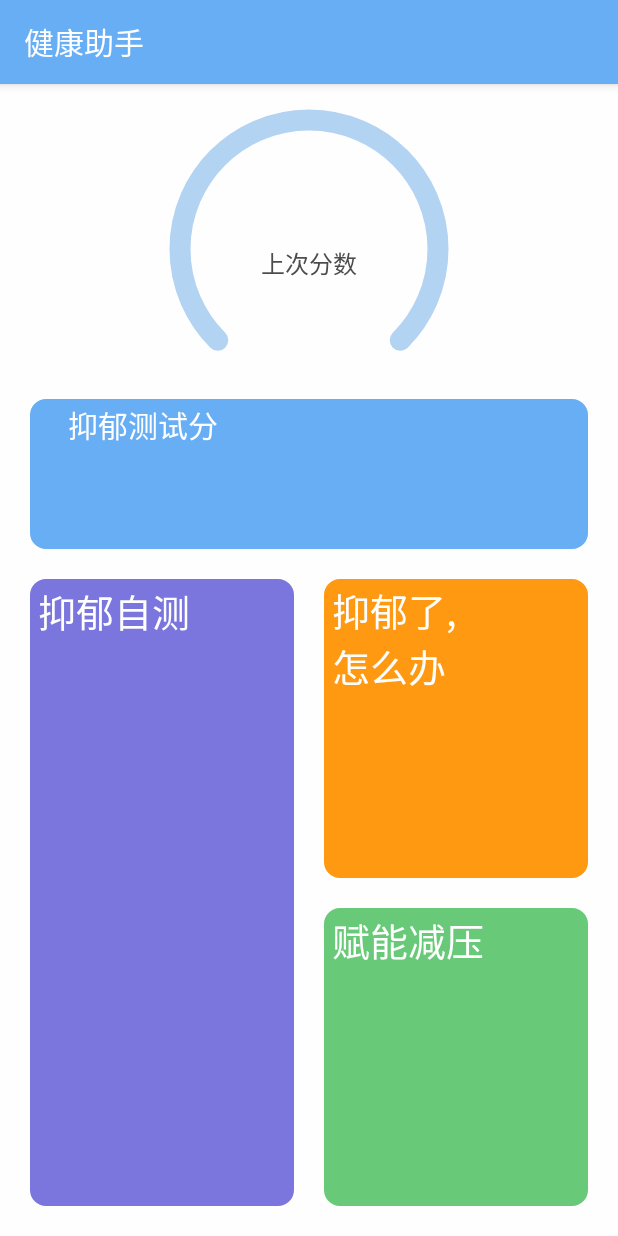
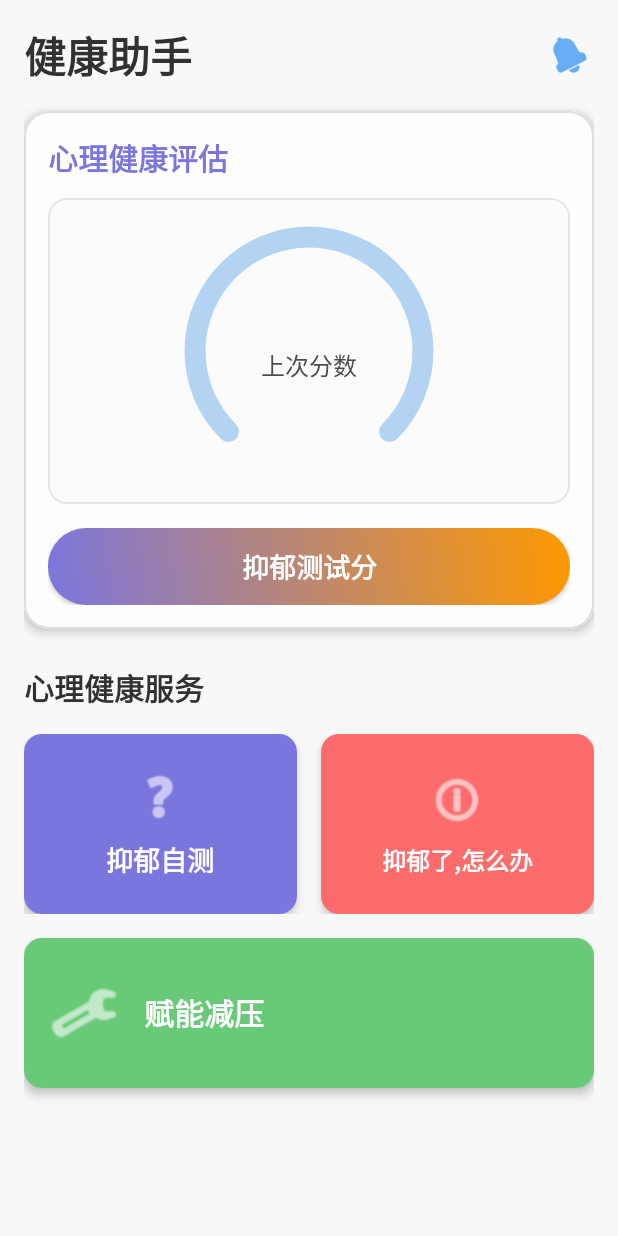
Before and after one commit to ShawElA/HealthyHelper, an Android app: the fragment HomeFragment shown on its own in the app's theme, on a phone screen of 412 x 824 dp. Run offline under Robolectric (Android 15) with nearby library versions, the light colour scheme and no system bars; our stand-ins replace ButterKnife, EventBus.

Commit message:
优化首页UI

```diff
--- /dev/null
+++ b/app/src/main/res/drawable/bg_btn_gradient.xml
@@ -0,0 +1,9 @@
+<?xml version="1.0" encoding="utf-8"?>
+<shape xmlns:android="http://schemas.android.com/apk/res/android"
+    android:shape="rectangle">
+    <gradient
+        android:startColor="@color/ThemePurple"
+        android:endColor="@color/middleOrange"
+        android:angle="45"/>
+    <corners android:radius="25dp" />
+</shape>
--- /dev/null
+++ b/app/src/main/res/drawable/bg_btn_ripple.xml
@@ -0,0 +1,10 @@
+<?xml version="1.0" encoding="utf-8"?>
+<ripple xmlns:android="http://schemas.android.com/apk/res/android"
+    android:color="@color/colorLight">
+    <item android:id="@android:id/mask">
+        <shape android:shape="rectangle">
+            <corners android:radius="12dp" />
+            <solid android:color="@color/colorLight" />
+        </shape>
+    </item>
+</ripple>
--- /dev/null
+++ b/app/src/main/res/drawable/bg_card_border.xml
@@ -0,0 +1,9 @@
+<?xml version="1.0" encoding="utf-8"?>
+<shape xmlns:android="http://schemas.android.com/apk/res/android"
+    android:shape="rectangle">
+    <solid android:color="@color/colorLight" />
+    <corners android:radius="16dp" />
+    <stroke
+        android:width="1dp"
+        android:color="@color/gray3" />
+</shape>
--- /dev/null
+++ b/app/src/main/res/drawable/bg_gradient_card.xml
@@ -0,0 +1,9 @@
+<?xml version="1.0" encoding="utf-8"?>
+<shape xmlns:android="http://schemas.android.com/apk/res/android"
+    android:shape="rectangle">
+    <gradient
+        android:startColor="@color/colorTheme"
+        android:endColor="@color/colorThemePale"
+        android:angle="135"/>
+    <corners android:radius="16dp" />
+</shape>
--- /dev/null
+++ b/app/src/main/res/drawable/bg_panel_rounded.xml
@@ -0,0 +1,9 @@
+<?xml version="1.0" encoding="utf-8"?>
+<shape xmlns:android="http://schemas.android.com/apk/res/android"
+    android:shape="rectangle">
+    <solid android:color="@color/colorBackPale" />
+    <corners android:radius="12dp" />
+    <stroke
+        android:width="1dp"
+        android:color="@color/colorBotLine" />
+</shape>
--- a/app/src/main/res/layout/fragment_home.xml
+++ b/app/src/main/res/layout/fragment_home.xml
@@ -1,103 +1,220 @@
 <?xml version="1.0" encoding="utf-8"?>
-<LinearLayout
+<androidx.core.widget.NestedScrollView
     xmlns:android="http://schemas.android.com/apk/res/android"
     xmlns:app="http://schemas.android.com/apk/res-auto"
-    android:background="@color/colorLight"
+    android:layout_width="match_parent"
+    android:layout_height="match_parent"
+    android:background="@color/colorBack"
+    android:fillViewport="true"
+    android:fadingEdgeLength="24dp"
+    android:requiresFadingEdge="vertical">
+
+    <LinearLayout
+        android:layout_width="match_parent"
+        android:layout_height="match_parent"
         android:orientation="vertical"
+        android:padding="16dp">
+
+        <!-- Header Section -->
+        <LinearLayout
             android:layout_width="match_parent"
-    android:layout_height="match_parent">
+            android:layout_height="wrap_content"
+            android:orientation="horizontal"
+            android:gravity="center_vertical"
+            android:layout_marginBottom="16dp">
+
+            <TextView
+                android:layout_width="0dp"
+                android:layout_height="wrap_content"
+                android:layout_weight="1"
+                android:text="健康助手"
+                android:textColor="@color/colorDarkText"
+                android:textSize="28sp"
+                android:textStyle="bold"/>
+
+            <ImageView
+                android:id="@+id/iv_notification"
+                android:layout_width="32dp"
+                android:layout_height="32dp"
+                android:src="@android:drawable/ic_popup_reminder"
+                app:tint="@color/colorTheme"
+                android:background="?attr/selectableItemBackgroundBorderless"
+                android:padding="4dp"/>
+        </LinearLayout>
+
+        <!-- Health Score Card -->
+        <androidx.cardview.widget.CardView
+            android:layout_width="match_parent"
+            android:layout_height="wrap_content"
+            android:layout_marginBottom="24dp"
+            app:cardCornerRadius="16dp"
+            app:cardElevation="4dp">
+
             <LinearLayout
-        android:layout_marginTop="10dp"
-        android:id="@+id/sportStepPanel"
+                android:layout_width="match_parent"
+                android:layout_height="wrap_content"
                 android:orientation="vertical"
-        android:layout_width="match_parent"
-        android:layout_height="wrap_content">
+                android:background="@drawable/bg_card_border"
+                android:padding="16dp">
+
+                <TextView
+                    android:layout_width="wrap_content"
+                    android:layout_height="wrap_content"
+                    android:text="心理健康评估"
+                    android:textColor="@color/ThemePurple"
+                    android:textSize="20sp"
+                    android:textStyle="bold"
+                    android:layout_marginBottom="12dp"/>
+
                 <RelativeLayout
                     android:layout_width="match_parent"
-            android:layout_height="wrap_content">
+                    android:layout_height="wrap_content"
+                    android:background="@drawable/bg_panel_rounded"
+                    android:padding="12dp"
+                    android:layout_marginBottom="16dp">
 
                     <com.example.healthyolder.view.SportStepView
                         android:id="@+id/sportStepCount"
-                android:layout_centerHorizontal="true"
-                android:layout_width="200dp"
-                android:layout_height="200dp" />
+                        android:layout_width="180dp"
+                        android:layout_height="180dp"
+                        android:layout_centerHorizontal="true" />
                 </RelativeLayout>
+
                 <TextView
                     android:id="@+id/sportStepCountInfo"
-            android:layout_gravity="center"
-            android:paddingTop="2dp"
-            android:paddingBottom="2dp"
-            android:paddingLeft="25dp"
-            android:paddingRight="25dp"
+                    android:layout_width="match_parent"
+                    android:layout_height="wrap_content"
+                    android:background="@drawable/bg_btn_gradient"
+                    android:foreground="@drawable/bg_btn_ripple"
+                    android:gravity="center"
+                    android:padding="12dp"
                     android:text="抑郁测试分"
+                    android:textColor="@color/colorLight"
+                    android:textSize="18sp"
+                    android:textStyle="bold"
+                    android:elevation="2dp"/>
+            </LinearLayout>
+        </androidx.cardview.widget.CardView>
+
+        <!-- Services Section Header -->
+        <TextView
+            android:layout_width="match_parent"
+            android:layout_height="wrap_content"
+            android:text="心理健康服务"
+            android:textColor="@color/colorDarkText"
             android:textSize="20sp"
+            android:textStyle="bold"
+            android:layout_marginBottom="16dp"/>
+
+        <!-- Services Grid -->
+        <LinearLayout
+            android:layout_width="match_parent"
+            android:layout_height="wrap_content"
+            android:orientation="horizontal">
+
+            <androidx.cardview.widget.CardView
+                android:layout_width="0dp"
+                android:layout_height="120dp"
+                android:layout_weight="1"
+                android:layout_marginEnd="8dp"
+                app:cardCornerRadius="12dp"
+                app:cardElevation="4dp">
+
+                <LinearLayout
+                    android:id="@+id/tv_test"
+                    android:layout_width="match_parent"
+                    android:layout_height="match_parent"
+                    android:orientation="vertical"
+                    android:gravity="center"
+                    android:background="@color/ThemePurple"
+                    android:foreground="?attr/selectableItemBackground"
+                    android:padding="12dp">
+
+                    <ImageView
+                        android:layout_width="40dp"
+                        android:layout_height="40dp"
+                        android:src="@android:drawable/ic_menu_help"
+                        app:tint="@color/colorLight"/>
+
+                    <TextView
+                        android:layout_width="wrap_content"
+                        android:layout_height="wrap_content"
+                        android:layout_marginTop="8dp"
+                        android:text="抑郁自测"
                         android:textColor="@color/colorLight"
-            android:background="@drawable/bg_btn_theme_circle"
+                        android:textSize="18sp"
+                        android:textStyle="bold"/>
+                </LinearLayout>
+            </androidx.cardview.widget.CardView>
+
+            <androidx.cardview.widget.CardView
+                android:layout_width="0dp"
+                android:layout_height="120dp"
+                android:layout_weight="1"
+                android:layout_marginStart="8dp"
+                app:cardCornerRadius="12dp"
+                app:cardElevation="4dp">
+
+                <LinearLayout
+                    android:id="@+id/tv_test1"
                     android:layout_width="match_parent"
-            android:layout_marginLeft="20dp"
-            android:layout_marginRight="20dp"
-            android:layout_height="100dp" />
+                    android:layout_height="match_parent"
+                    android:orientation="vertical"
+                    android:gravity="center"
+                    android:background="@color/pink"
+                    android:foreground="?attr/selectableItemBackground"
+                    android:padding="12dp">
+
+                    <ImageView
+                        android:layout_width="40dp"
+                        android:layout_height="40dp"
+                        android:src="@android:drawable/ic_menu_info_details"
+                        app:tint="@color/colorLight"/>
+
+                    <TextView
+                        android:layout_width="wrap_content"
+                        android:layout_height="wrap_content"
+                        android:layout_marginTop="8dp"
+                        android:text="抑郁了,怎么办"
+                        android:textColor="@color/colorLight"
+                        android:textSize="16sp"
+                        android:textStyle="bold"/>
+                </LinearLayout>
+            </androidx.cardview.widget.CardView>
         </LinearLayout>
 
+        <androidx.cardview.widget.CardView
+            android:layout_width="match_parent"
+            android:layout_height="wrap_content"
+            android:layout_marginTop="16dp"
+            app:cardCornerRadius="12dp"
+            app:cardElevation="4dp">
+
             <LinearLayout
+                android:id="@+id/tv_test2"
+                android:layout_width="match_parent"
+                android:layout_height="100dp"
                 android:orientation="horizontal"
-        android:layout_width="match_parent"
-        android:layout_height="match_parent"
-        android:layout_margin="20dp">
+                android:gravity="center_vertical"
+                android:background="@color/ThemeGreen"
+                android:foreground="?attr/selectableItemBackground"
+                android:padding="16dp">
+
+                <ImageView
+                    android:layout_width="48dp"
+                    android:layout_height="48dp"
+                    android:src="@android:drawable/ic_menu_manage"
+                    app:tint="@color/colorLight"/>
 
                 <TextView
-            android:layout_weight="1"
-            android:id="@+id/tv_test"
-            android:layout_gravity="center_horizontal"
-            android:paddingTop="2dp"
-            android:paddingBottom="2dp"
-            android:paddingLeft="5dp"
-            android:paddingRight="25dp"
-            android:text="抑郁自测"
-            android:textSize="25sp"
-            android:textColor="@color/colorLight"
-            android:background="@drawable/bg_btn_purple_circle"
-            android:layout_width="match_parent"
-            android:layout_marginRight="10dp"
-            android:layout_height="match_parent" />
-
-        <LinearLayout
-            android:layout_marginLeft="10dp"
-            android:orientation="vertical"
-            android:layout_weight="1"
-            android:layout_width="match_parent"
-            android:layout_height="match_parent">
-
-            <TextView
-                android:layout_weight="1"
-                android:id="@+id/tv_test1"
-                android:layout_gravity="center_horizontal"
-                android:paddingTop="2dp"
-                android:paddingBottom="2dp"
-                android:paddingLeft="5dp"
-                android:paddingRight="25dp"
-                android:text="抑郁了,\n怎么办"
-                android:textSize="25sp"
-                android:textColor="@color/colorLight"
-                android:background="@drawable/bg_btn_pink_circle"
-                android:layout_width="match_parent"
-                android:layout_marginBottom="20dp"
-                android:layout_height="200dp" />
-
-            <TextView
-                android:id="@+id/tv_test2"
-                android:layout_width="match_parent"
-                android:layout_height="200dp"
-                android:layout_gravity="center_horizontal"
-                android:layout_weight="1"
-                android:background="@drawable/bg_btn_green_circle"
-                android:paddingLeft="5dp"
-                android:paddingTop="2dp"
-                android:paddingRight="25dp"
-                android:paddingBottom="2dp"
+                    android:layout_width="wrap_content"
+                    android:layout_height="wrap_content"
+                    android:layout_marginStart="16dp"
                     android:text="赋能减压"
                     android:textColor="@color/colorLight"
-                android:textSize="25sp" />
+                    android:textSize="20sp"
+                    android:textStyle="bold"/>
             </LinearLayout>
+        </androidx.cardview.widget.CardView>
     </LinearLayout>
-</LinearLayout>
+</androidx.core.widget.NestedScrollView>
--- a/app/src/main/res/values/styles.xml
+++ b/app/src/main/res/values/styles.xml
@@ -1,12 +1,23 @@
 <resources>
 
     <!-- Base application theme. -->
-    <style name="AppTheme" parent="Theme.AppCompat.Light.DarkActionBar">
+    <style name="AppTheme" parent="Theme.MaterialComponents.Light.NoActionBar">
         <!-- Customize your theme here. -->
         <item name="colorPrimary">@color/colorPrimary</item>
         <item name="colorPrimaryDark">@color/colorPrimaryDark</item>
         <item name="colorAccent">@color/colorAccent</item>
+        <item name="android:statusBarColor">@color/colorPrimaryDark</item>
+        <item name="android:windowLightStatusBar">true</item>
+        <item name="android:navigationBarColor">@color/colorLight</item>
+        <item name="android:windowLightNavigationBar">true</item>
+        <item name="android:windowBackground">@color/colorBack</item>
+        <item name="materialCardViewStyle">@style/AppCardView</item>
+    </style>
 
+    <style name="AppCardView" parent="Widget.MaterialComponents.CardView">
+        <item name="cardElevation">4dp</item>
+        <item name="cardCornerRadius">12dp</item>
+        <item name="contentPadding">16dp</item>
     </style>
 
     <style name="DefaultClickable">
```
Lines whose indentation alone changed are shown as unchanged.
